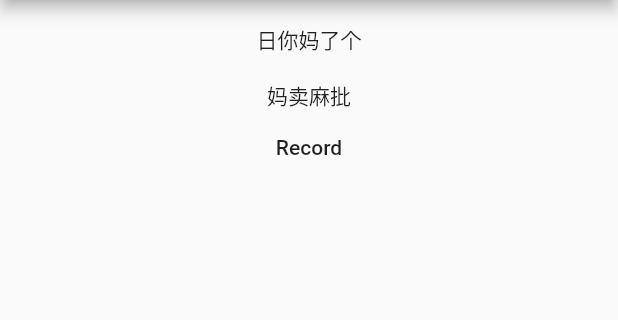
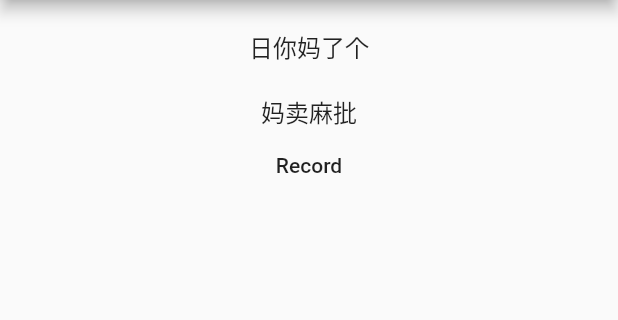
Before and after one commit to tjysdsg/hippo, a Flutter app: the Gop screen opened directly with empty values, after a tap on "Record", on a phone screen of 412 x 824 dp, the part 84-404 px from its top. Run offline on Flutter 3.47's test engine with Material 2 defaults, Android fonts, the phone set to English and light mode, and no system bars; our stand-ins replace get, permission_handler; missing offline and left inert: flutter_sound_lite; network calls fail.

Commit message:
Improve UI text

```diff
--- /dev/null
+++ b/lib/base.dart
@@ -0,0 +1,20 @@
+import 'package:flutter/material.dart';
+
+class MyText extends StatefulWidget {
+  final String text;
+
+  MyText(this.text, {Key key}) : super(key: key);
+
+  @override
+  _MyTextState createState() => _MyTextState();
+}
+
+class _MyTextState extends State<MyText> {
+  @override
+  Widget build(BuildContext context) {
+    return Text(
+      widget.text,
+      style: TextStyle(fontSize: 16),
+    );
+  }
+}
--- a/lib/gop.dart
+++ b/lib/gop.dart
@@ -3,6 +3,7 @@ import 'dart:io';
 import 'package:flutter/material.dart';
 import 'package:flutter_sound_lite/flutter_sound.dart';
 import 'package:get/get.dart';
+import 'package:hippo/base.dart';
 import 'package:hippo/constants.dart';
 import 'package:hippo/main.dart';
 import 'package:hippo/utils.dart';
@@ -65,12 +66,12 @@ class Gop extends StatefulWidget {
   final int dialogIdx;
   final int sentenceId;
 
-  Gop(
-      {Key key,
-      @required this.lessonName,
-      @required this.dialogIdx,
-      @required this.sentenceId})
-      : super(key: key);
+  Gop({
+    Key key,
+    @required this.lessonName,
+    @required this.dialogIdx,
+    @required this.sentenceId,
+  }) : super(key: key);
 
   @override
   _GopState createState() => _GopState();
@@ -100,6 +101,10 @@ class _GopState extends State<Gop> {
   }
 
   void startRecording() async {
+    if (_gsc.loginToken.toString().isEmpty)
+      // TODO: show error
+      throw Exception('Please login first');
+
     // TODO: show toast
     PermissionStatus status = await Permission.microphone.request();
     if (status != PermissionStatus.granted)
@@ -143,10 +148,10 @@ class _GopState extends State<Gop> {
     return Column(
       children: [
         Row(children: [
-          Text(info.initial.isNull ? ' ' : info.initial),
-          Text(info.consonant.isNull ? ' ' : info.consonant),
+          MyText(info.initial.isNull ? ' ' : info.initial),
+          MyText(info.consonant.isNull ? ' ' : info.consonant),
         ]),
-        Text(info.c),
+        MyText(info.c),
       ],
     );
   }
```
